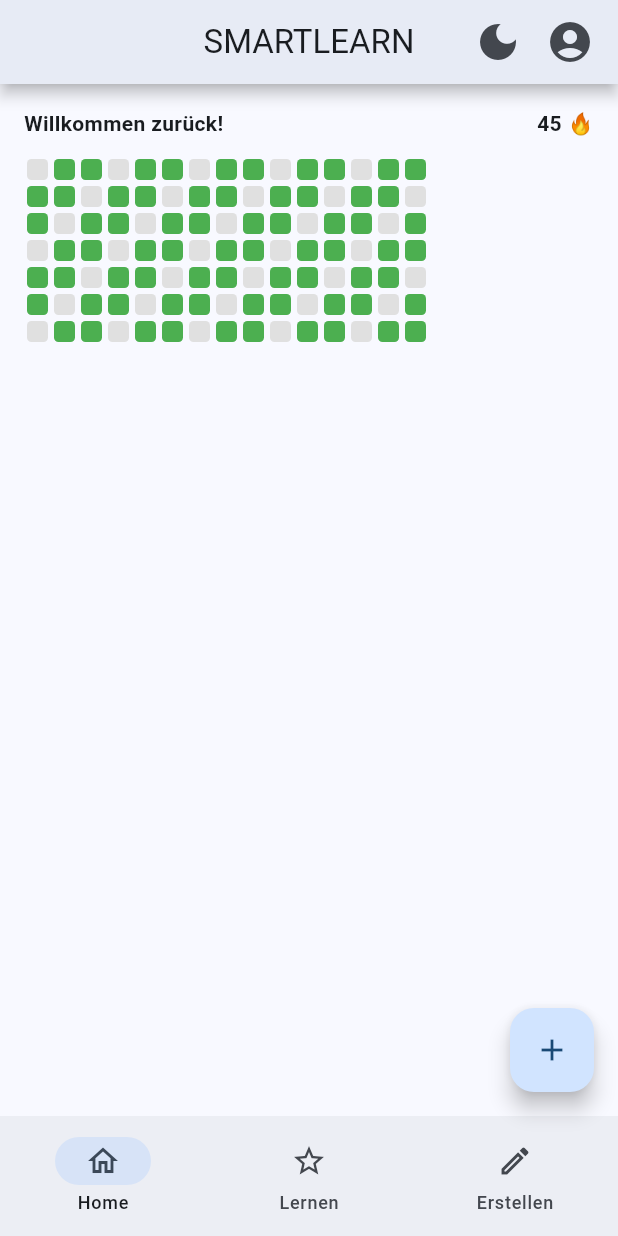
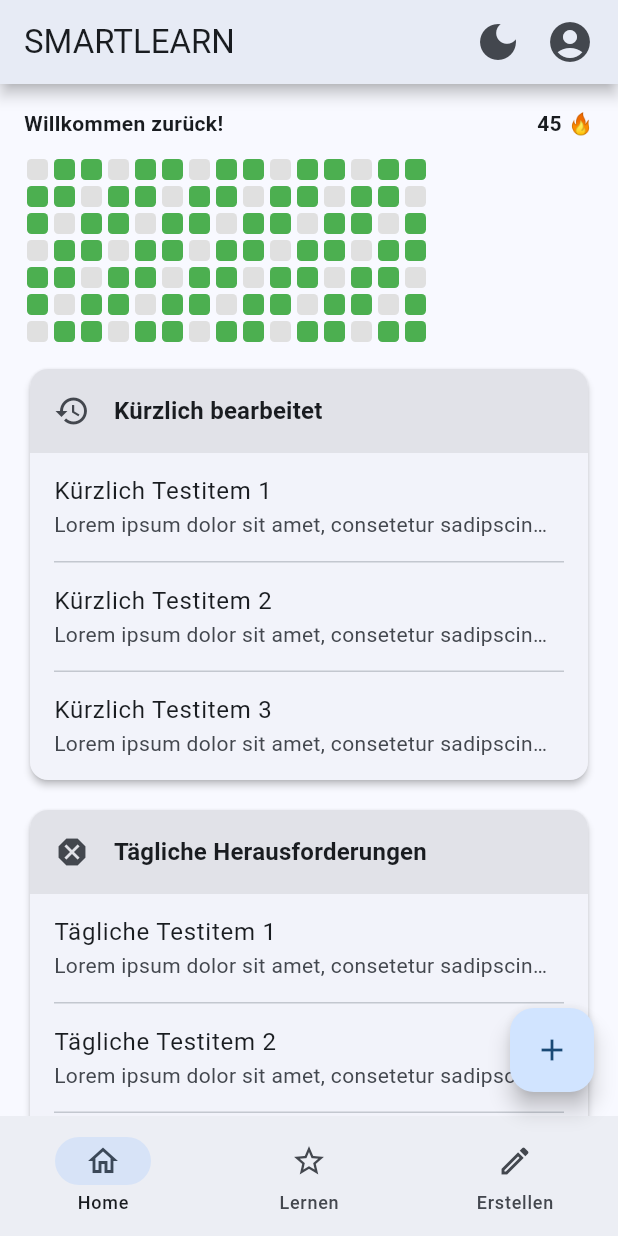
Before and after one commit to Lasse27/SMARTLEARN, a Flutter app: the screen it shows after launch, on a phone screen of 412 x 824 dp. Run offline on Flutter 3.47's test engine with Material 3 defaults, Android fonts, the phone set to English and light mode, and no system bars; our stand-ins replace material_ui, shared_preferences.

Commit message:
feature: migrate from Flutter's material package to material_ui and implement new section components for homescreen

```diff
--- /dev/null
+++ b/frontend/devtools_options.yaml
@@ -0,0 +1,3 @@
+description: This file stores settings for Dart & Flutter DevTools.
+documentation: https://docs.flutter.dev/tools/devtools/extensions#configure-extension-enablement-states
+extensions:
--- a/frontend/lib/core/theme_provider.dart
+++ b/frontend/lib/core/theme_provider.dart
@@ -1,4 +1,4 @@
-import 'package:flutter/material.dart';
+import 'package:material_ui/material_ui.dart';
 import 'package:shared_preferences/shared_preferences.dart';
 
 class ThemeProvider extends ChangeNotifier {
--- a/frontend/lib/main.dart
+++ b/frontend/lib/main.dart
@@ -1,4 +1,4 @@
-import 'package:flutter/material.dart';
+import 'package:material_ui/material_ui.dart';
 import 'package:frontend/core/theme_provider.dart';
 import 'package:frontend/screens/homescreen.dart';
 import 'package:frontend/widgets/shared/main_app_bar.dart';
--- a/frontend/lib/screens/homescreen.dart
+++ b/frontend/lib/screens/homescreen.dart
@@ -1,5 +1,7 @@
-import 'package:flutter/material.dart';
+import 'package:material_ui/material_ui.dart';
 import 'package:frontend/widgets/screens/homescreen/activity_streak_map.dart';
+import 'package:frontend/widgets/shared/sections/section.dart';
+import 'package:frontend/widgets/shared/sections/section_item.dart';
 
 class HomeScreen extends StatelessWidget {
   const HomeScreen({super.key});
@@ -21,26 +23,36 @@ class HomeScreen extends StatelessWidget {
         ),
         SizedBox(height: 12),
         ActivityStreakMap(),
-        SizedBox(height: 24),
-        // SectionHeader(icon: Icons.history, title: 'Kürzlich bearbeitet'),
-        // TaskTile(
-        //   title: 'Zaunkosten',
-        //   subtitle: 'Herr Bauer benötigt für seinen Garten ...',
-        // ),
-        // TaskTile(
-        //   title: 'Eintritt für Museumsbesuch',
-        //   subtitle: 'Frau Schilde geht mit ihren 24 Schülern ...',
-        // ),
-        // SizedBox(height: 16),
-        // SectionHeader(icon: Icons.track_changes, title: 'Herausforderungen'),
-        // TaskTile(
-        //   title: 'Wöchentliche Herausforderung',
-        //   subtitle: 'Traust du dich?',
-        // ),
-        // TaskTile(
-        //   title: 'Tägliche Herausforderung',
-        //   subtitle: 'Wachse über deine Grenzen hinaus!',
-        // ),
+        SizedBox(height: 12),
+        Section(
+          title: "Kürzlich bearbeitet",
+          iconData: Icons.history,
+          items: [
+            SectionItem(title: "Kürzlich Testitem 1", subtitle: "Lorem ipsum dolor sit amet, consetetur sadipscing elitr, sed diam"),
+            SectionItem(title: "Kürzlich Testitem 2", subtitle: "Lorem ipsum dolor sit amet, consetetur sadipscing elitr, sed diam"),
+            SectionItem(title: "Kürzlich Testitem 3", subtitle: "Lorem ipsum dolor sit amet, consetetur sadipscing elitr, sed diam"),
+          ],
+        ),
+        SizedBox(height: 12),
+        Section(
+          title: "Tägliche Herausforderungen",
+          iconData: Icons.dangerous,
+          items: [
+            SectionItem(title: "Tägliche Testitem 1", subtitle: "Lorem ipsum dolor sit amet, consetetur sadipscing elitr, sed diam"),
+            SectionItem(title: "Tägliche Testitem 2", subtitle: "Lorem ipsum dolor sit amet, consetetur sadipscing elitr, sed diam"),
+            SectionItem(title: "Tägliche Testitem 3", subtitle: "Lorem ipsum dolor sit amet, consetetur sadipscing elitr, sed diam"),
+          ],
+        ),
+        SizedBox(height: 12),
+        Section(
+          title: "Wöchentliche Herausforderungen",
+          iconData: Icons.warning,
+          items: [
+            SectionItem(title: "Wöchentliche Testitem 1", subtitle: "Lorem ipsum dolor sit amet, consetetur sadipscing elitr, sed diam"),
+            SectionItem(title: "Wöchentliche Testitem 2", subtitle: "Lorem ipsum dolor sit amet, consetetur sadipscing elitr, sed diam"),
+            SectionItem(title: "Wöchentliche Testitem 3", subtitle: "Lorem ipsum dolor sit amet, consetetur sadipscing elitr, sed diam"),
+          ],
+        ),
       ],
     );
   }
--- a/frontend/lib/widgets/screens/homescreen/activity_streak_map.dart
+++ b/frontend/lib/widgets/screens/homescreen/activity_streak_map.dart
@@ -1,4 +1,4 @@
-import 'package:flutter/material.dart';
+import 'package:material_ui/material_ui.dart';
 
 class ActivityStreakMap extends StatelessWidget {
   const ActivityStreakMap({super.key});
--- a/frontend/lib/widgets/shared/main_app_bar.dart
+++ b/frontend/lib/widgets/shared/main_app_bar.dart
@@ -1,4 +1,4 @@
-import 'package:flutter/material.dart';
+import 'package:material_ui/material_ui.dart';
 import 'package:frontend/widgets/shared/theme_button.dart';
 
 class SmartLearnAppBar extends StatelessWidget implements PreferredSizeWidget {
@@ -17,12 +17,13 @@ class SmartLearnAppBar extends StatelessWidget implements PreferredSizeWidget {
   Widget build(BuildContext context) {
     return AppBar(
       title: Text(title),
-      centerTitle: true,
       elevation: 4,
       shadowColor: Colors.black,
       actions: [
+        // Light/Darkmode Button
         ThemeButton(),
 
+        // Button für rechten Account Drawer (muss mit Builder sein)
         Builder(
           builder: (context) => IconButton(
             tooltip: 'Account',
--- a/frontend/lib/widgets/shared/main_app_drawer.dart
+++ b/frontend/lib/widgets/shared/main_app_drawer.dart
@@ -1,4 +1,4 @@
-import 'package:flutter/material.dart';
+import 'package:material_ui/material_ui.dart';
 
 class SmartLearnAppDrawer extends StatelessWidget {
   const SmartLearnAppDrawer({super.key});
--- /dev/null
+++ b/frontend/lib/widgets/shared/sections/section.dart
@@ -0,0 +1,41 @@
+import 'package:frontend/widgets/shared/sections/section_content.dart';
+import 'package:material_ui/material_ui.dart';
+import 'package:frontend/widgets/shared/sections/section_header.dart';
+import 'package:frontend/widgets/shared/sections/section_item.dart';
+
+/// Section mit Titel und Items.
+class Section extends StatelessWidget {
+  const Section({
+    super.key,
+    required this.title,
+    required this.items,
+    this.iconData,
+    this.emptyText = 'Keine Einträge vorhanden.',
+  });
+
+  final String title;
+  final List<SectionItem> items;
+  final IconData? iconData;
+  final String emptyText;
+
+  @override
+  Widget build(BuildContext context) {
+    return Card(
+      elevation: 2,
+      clipBehavior: Clip.antiAlias,
+      child: Column(
+        crossAxisAlignment: CrossAxisAlignment.stretch,
+        children: [
+          SectionHeader(title: title, iconData: iconData, actions: []),
+          if (items.isEmpty)
+            Padding(
+              padding: const EdgeInsets.symmetric(horizontal: 16, vertical: 8),
+              child: Text(emptyText),
+            )
+          else
+            SectionContent(items: items),
+        ],
+      ),
+    );
+  }
+}
--- /dev/null
+++ b/frontend/lib/widgets/shared/sections/section_content.dart
@@ -0,0 +1,37 @@
+import 'package:material_ui/material_ui.dart';
+import 'package:frontend/widgets/shared/sections/section_item.dart';
+
+class SectionContent extends StatelessWidget {
+  const SectionContent({super.key, required this.items});
+  final List<SectionItem> items;
+
+  @override
+  Widget build(BuildContext context) {
+    return ListView.separated(
+      shrinkWrap: true,
+      physics: const NeverScrollableScrollPhysics(),
+      itemCount: items.length,
+      separatorBuilder: (_, _) => Divider(height: 1, indent: 16, endIndent: 16),
+      itemBuilder: (context, index) {
+        final item = items[index];
+        return ListTile(
+          leading: item.icon != null ? Icon(item.icon) : null,
+
+          // Titel des Items
+          title: Text(item.title, maxLines: 1, overflow: TextOverflow.ellipsis),
+
+          // Untertitel/Beschreibung des Items
+          subtitle: item.subtitle != null
+              ? Text(
+                  item.subtitle!,
+                  maxLines: 1,
+                  overflow: TextOverflow.ellipsis,
+                )
+              : null,
+          trailing: item.onTap != null ? const Icon(Icons.chevron_right) : null,
+          onTap: item.onTap,
+        );
+      },
+    );
+  }
+}
--- /dev/null
+++ b/frontend/lib/widgets/shared/sections/section_header.dart
@@ -0,0 +1,32 @@
+import 'package:material_ui/material_ui.dart';
+
+class SectionHeader extends StatelessWidget {
+  const SectionHeader({
+    super.key,
+    required this.title,
+    this.iconData,
+    this.actions = const [],
+  });
+
+  final String title;
+  final IconData? iconData;
+  final List<Widget> actions;
+
+  @override
+  Widget build(BuildContext context) {
+    final theme = Theme.of(context);
+    return Material(
+      color: theme.colorScheme.surfaceContainerHighest,
+      child: ListTile(
+        leading: iconData != null ? Icon(iconData) : null,
+        title: Text(title, maxLines: 1, overflow: TextOverflow.ellipsis),
+        titleTextStyle: theme.textTheme.titleMedium?.copyWith(
+          fontWeight: FontWeight.bold,
+        ),
+        trailing: actions.isEmpty
+            ? null
+            : Row(mainAxisSize: MainAxisSize.min, children: actions),
+      ),
+    );
+  }
+}
--- /dev/null
+++ b/frontend/lib/widgets/shared/sections/section_item.dart
@@ -0,0 +1,16 @@
+import 'package:flutter/widgets.dart';
+
+/// Ein einzelner Eintrag der Liste.
+class SectionItem {
+  const SectionItem({
+    required this.title,
+    this.subtitle,
+    this.icon,
+    this.onTap,
+  });
+
+  final String title;
+  final String? subtitle;
+  final IconData? icon;
+  final VoidCallback? onTap;
+}
--- a/frontend/lib/widgets/shared/theme_button.dart
+++ b/frontend/lib/widgets/shared/theme_button.dart
@@ -1,4 +1,4 @@
-import 'package:flutter/material.dart';
+import 'package:material_ui/material_ui.dart';
 import 'package:frontend/core/theme_provider.dart';
 import 'package:provider/provider.dart';
 
--- a/frontend/pubspec.yaml
+++ b/frontend/pubspec.yaml
@@ -36,6 +36,7 @@ dependencies:
   cupertino_icons: ^1.0.8
   shared_preferences: ^2.5.6
   provider: ^6.1.5+1
+  material_ui: ^1.11.0
 
 dev_dependencies:
   flutter_test:
```
Also changed, not shown: frontend/pubspec.lock.
